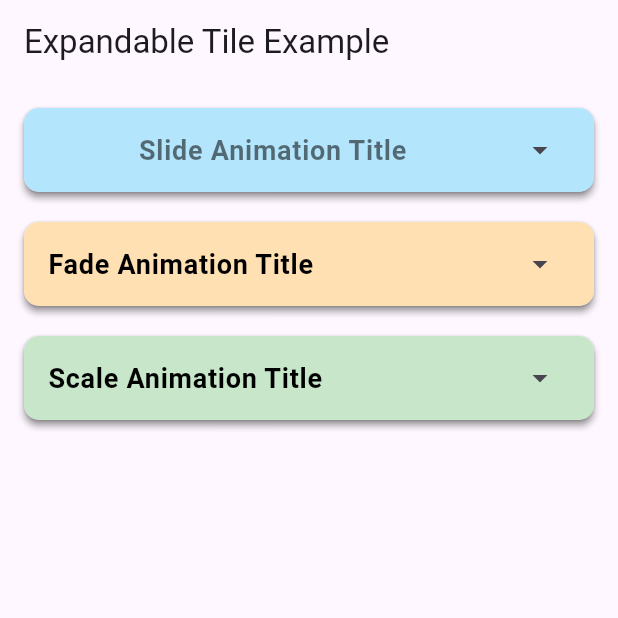
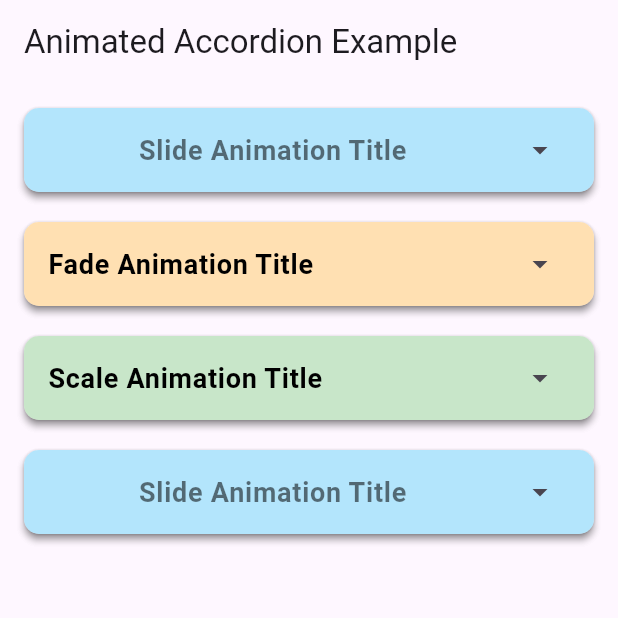
Before and after one commit to mhmetglrq/animated_accordion, a Flutter app: the screen it shows after launch, on a phone screen of 412 x 824 dp, the top half of it. Run offline on Flutter 3.47's test engine with Material 3 defaults, Android fonts, the phone set to English and light mode, and no system bars.

Commit message:
Refactor import paths and update package description

```diff
--- a/example/lib/main.dart
+++ b/example/lib/main.dart
@@ -1,5 +1,5 @@
-import 'package:animated_accordion/animated_accordion.dart';
 import 'package:flutter/material.dart';
+import 'package:animated_accordion/src/animated_accordion.dart';
 
 void main() {
   runApp(const MyApp());
@@ -13,7 +13,7 @@ class MyApp extends StatelessWidget {
     return MaterialApp(
       home: Scaffold(
         appBar: AppBar(
-          title: const Text('Expandable Tile Example'),
+          title: const Text('Animated Accordion Example'),
         ),
         body: const Padding(
           padding: EdgeInsets.all(16.0),
@@ -34,7 +34,6 @@ class ExampleScreen extends StatelessWidget {
         // Slide Animation Tile
         AnimatedAccordion(
           headerTextAlign: TextAlign.center,
-          contentHeight: 200, // Custom height for the content area
           headerTitle: "Slide Animation Title", // The title of the header
           headerTextColor: Colors.black54, // Text color for the header
           headerShape: RoundedRectangleBorder(
@@ -65,9 +64,9 @@ class ExampleScreen extends StatelessWidget {
           headerBackgroundColor:
               Colors.lightBlue[100], // Background color of the header
           tileBackgroundColor:
-              Colors.lightBlue[50], // Background color of the entire tile
-          contentBackgroundColor: Colors
-              .lightBlue[200], // Background color when content is expanded
+              Colors.white, // Background color of the entire tile
+          contentBackgroundColor:
+              Colors.white, // Background color when content is expanded
           headerTitleStyle: const TextStyle(
             fontSize: 18,
             fontWeight: FontWeight.bold,
@@ -175,6 +174,57 @@ class ExampleScreen extends StatelessWidget {
             borderRadius: BorderRadius.circular(10),
           ), // Shape of the entire tile
         ),
+        const SizedBox(height: 20), // Adds space between tiles
+
+        AnimatedAccordion(
+          headerTextAlign: TextAlign.center,
+          contentHeight: 200, // Custom height for the content area
+          headerTitle: "Slide Animation Title", // The title of the header
+          headerTextColor: Colors.black54, // Text color for the header
+          headerShape: RoundedRectangleBorder(
+            borderRadius: BorderRadius.circular(10),
+          ), // The shape of the header with rounded corners
+          contentWidgets: [
+            // The content that will be shown when the tile is expanded
+            const ListTile(
+              title: Text("Content 1"),
+            ),
+            const ListTile(
+              title: Text("Content 2"),
+            ),
+            const ListTile(
+              title: Text("Content 3"),
+            ),
+            // A button in the content area
+            ElevatedButton(
+                onPressed: () {
+                  print("Slide Button Pressed");
+                },
+                child: const Text("Button in Slide")),
+          ],
+          contentAnimationType:
+              AnimatedAccordionAnimationType.slide, // Slide animation type
+          headerTrailing: const Icon(Icons
+              .arrow_drop_down), // Icon shown on the right side of the header
+          headerBackgroundColor:
+              Colors.lightBlue[100], // Background color of the header
+          tileBackgroundColor:
+              Colors.lightBlue[50], // Background color of the entire tile
+          contentBackgroundColor: Colors
+              .lightBlue[200], // Background color when content is expanded
+          headerTitleStyle: const TextStyle(
+            fontSize: 18,
+            fontWeight: FontWeight.bold,
+            color: Colors.black,
+          ), // Styling for the header title
+          collapsedTileElevation: 2.0, // Elevation when tile is collapsed
+          expandedTileElevation: 4.0, // Elevation when tile is expanded
+          animationDuration:
+              const Duration(milliseconds: 700), // Duration of the animation
+          tileShape: RoundedRectangleBorder(
+            borderRadius: BorderRadius.circular(10),
+          ), //
+        ),
       ],
     );
   }
--- a/lib/animated_accordion.dart
+++ b/lib/src/animated_accordion.dart
@@ -1,6 +1,6 @@
 library animated_accordion;
 
-import 'package:animated_accordion/extensions/context_extensions.dart';
+import 'package:animated_accordion/src/extensions/context_extensions.dart';
 import 'package:flutter/material.dart';
 
 /// A Flutter widget that provides an expandable, animated accordion
```
Also changed, not shown: pubspec.yaml (+10 -38 lines), example/assets/images/example_image.png (added), lib/src/extensions/context_extensions.dart (renamed from lib/extensions/context_extensions.dart), 4 other files.
